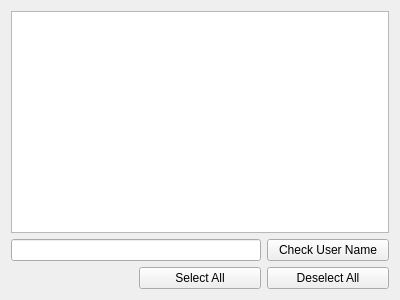
ronan22/obs-light, file obslight/ObsLightGui/ui/wizard_chooseGitPackage.ui: the form before one commit.
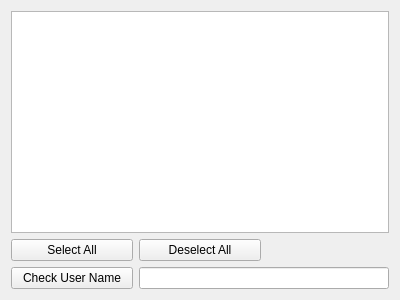
The form after the commit.

Commit message: - Add ssh check.

Patch:
```diff
--- a/obslight/ObsLightGui/ui/wizard_chooseGitPackage.ui
+++ b/obslight/ObsLightGui/ui/wizard_chooseGitPackage.ui
@@ -17,25 +17,22 @@
    <item row="0" column="0" colspan="3">
     <widget class="QTreeView" name="gitProjectTreeView"/>
    </item>
-   <item row="2" column="1">
+   <item row="1" column="0">
     <widget class="QPushButton" name="selectAllPushButton">
      <property name="text">
       <string>Select All</string>
      </property>
     </widget>
    </item>
-   <item row="2" column="2">
+   <item row="1" column="1">
     <widget class="QPushButton" name="unselectAllPushButton">
      <property name="text">
       <string>Deselect All</string>
      </property>
     </widget>
    </item>
-   <item row="1" column="0" colspan="2">
-    <widget class="QLineEdit" name="userTizenGitNameLineEdit"/>
-   </item>
-   <item row="1" column="2">
-    <widget class="QPushButton" name="pushButton">
+   <item row="3" column="0">
+    <widget class="QPushButton" name="CheckUserNameButton">
      <property name="toolTip">
       <string>Enter your Tizen Git login name.</string>
      </property>
@@ -44,6 +41,13 @@
      </property>
     </widget>
    </item>
+   <item row="3" column="1" colspan="2">
+    <widget class="QLineEdit" name="userTizenGitNameLineEdit">
+     <property name="toolTip">
+      <string>Enter your Tizen Git login name.</string>
+     </property>
+    </widget>
+   </item>
   </layout>
  </widget>
  <resources/>
```
Left out of the diff: 2 changed lines with no effect on the pictures. The commit also changes 26 other files.
